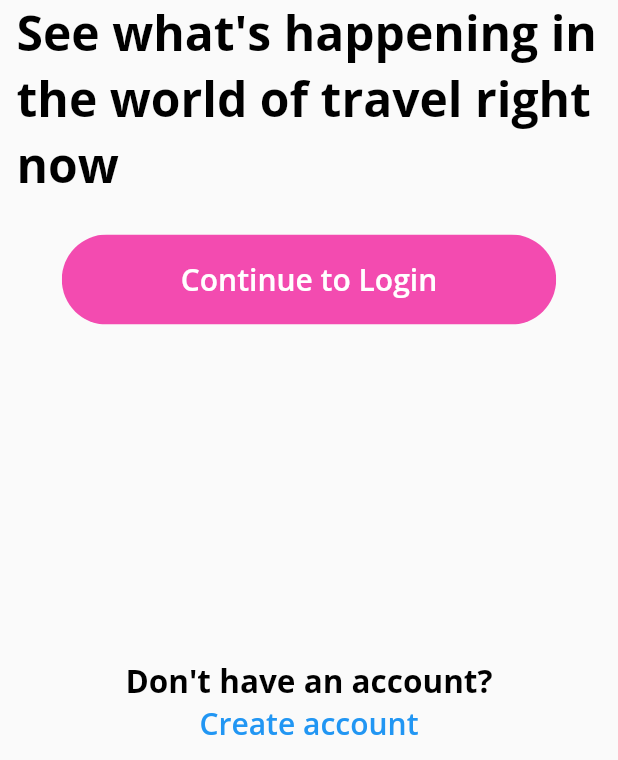
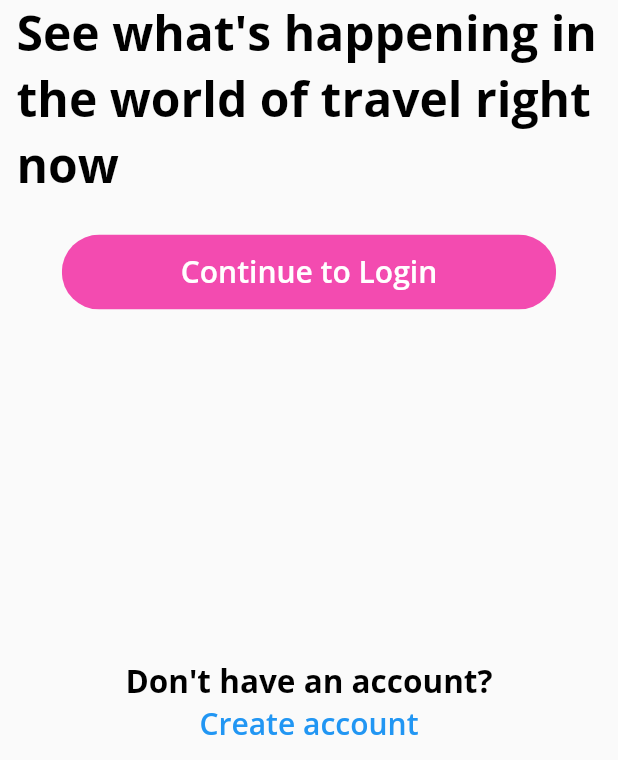
Before and after one commit to Njuguna-JohnBrian/go.v2, a Flutter app: the screen it shows after launch, on a phone screen of 412 x 824 dp, the part 476-1236 px from its top. Run offline on Flutter 3.47's test engine with Material 2 defaults, Android fonts, the phone set to English and light mode, and no system bars; our stand-ins replace cloud_firestore, firebase_auth, firebase_core, flutter_svg, google_fonts, google_sign_in and 1 more; missing offline and left inert: flutter_facebook_auth; accounts and stored records are empty.

Commit message:
change button min size

```diff
--- a/lib/theme/go_theme.dart
+++ b/lib/theme/go_theme.dart
@@ -87,7 +87,7 @@ class GoTheme {
         style: TextButton.styleFrom(
           backgroundColor: const Color(0xFFF34BB0),
           foregroundColor: Colors.white,
-          minimumSize: const Size.fromHeight(60),
+          minimumSize: const Size.fromHeight(50),
         ),
       ),
       textTheme: lightTextTheme,
```
